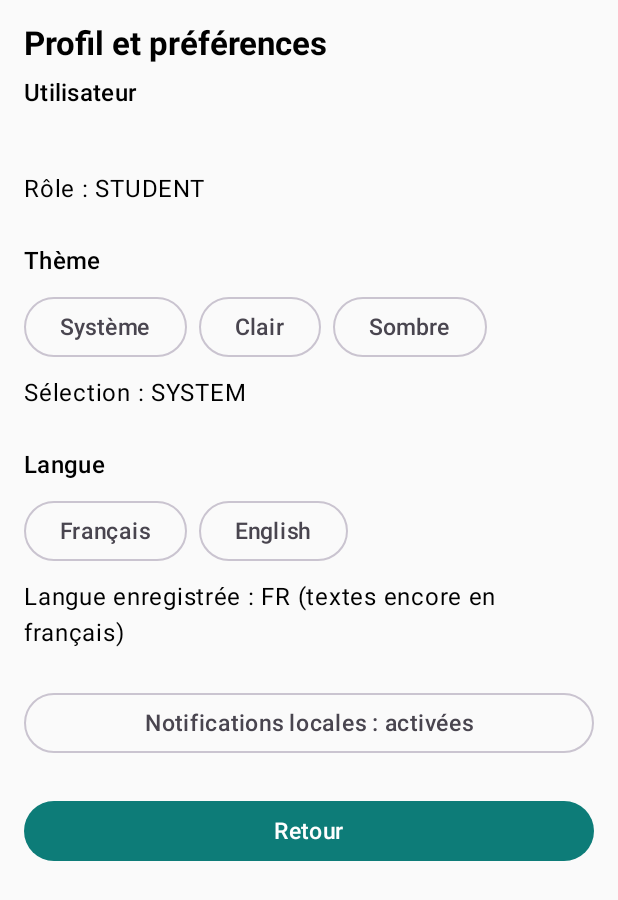
After one commit to oussama-hlali/Projet-integration, an Android app built with Jetpack Compose: the ProfileScreen screen opened through its navigation route, on a phone screen of 412 x 824 dp. The commit adds this screen. Shown: the top 900 px of the screen. Run offline under Robolectric (Android 15) with nearby library versions, the phone set to English and light mode, and no system bars; pictures from the network do not load; 4 statements that could not run were skipped.

Commit message:
mobile: add profile settings and local notifications (part 5)
Add a strict-MVVM profile screen for theme, language and notification preferences. Theme choice applies immediately via a small shared controller. Add a permission-aware local notifier and use it to confirm a published lost-found post. No FCM, keys or background services.

```diff
--- a/android/app/src/main/java/com/smartcampus/mobile/MainActivity.kt
+++ b/android/app/src/main/java/com/smartcampus/mobile/MainActivity.kt
@@ -3,6 +3,10 @@ package com.smartcampus.mobile
 import android.os.Bundle
 import androidx.activity.ComponentActivity
 import androidx.activity.compose.setContent
+import androidx.compose.foundation.isSystemInDarkTheme
+import androidx.compose.runtime.LaunchedEffect
+import androidx.compose.runtime.getValue
+import androidx.lifecycle.compose.collectAsStateWithLifecycle
 import com.smartcampus.mobile.core.navigation.AppNavHost
 import com.smartcampus.mobile.core.ui.theme.SmartCampusTheme
 
@@ -14,7 +18,17 @@ class MainActivity : ComponentActivity() {
         val container = (application as SmartCampusApp).container
 
         setContent {
-            SmartCampusTheme {
+            val themeMode by container.themeController.mode.collectAsStateWithLifecycle()
+            LaunchedEffect(Unit) {
+                container.themeController.load()
+            }
+            val darkTheme = when (themeMode) {
+                "LIGHT" -> false
+                "DARK" -> true
+                else -> isSystemInDarkTheme()
+            }
+
+            SmartCampusTheme(darkTheme = darkTheme) {
                 AppNavHost(container = container)
             }
         }
--- a/android/app/src/main/java/com/smartcampus/mobile/core/datastore/UserPreferences.kt
+++ b/android/app/src/main/java/com/smartcampus/mobile/core/datastore/UserPreferences.kt
@@ -40,6 +40,8 @@ class UserPreferences(private val context: Context) {
 
     suspend fun userEmail(): String? = store.data.first()[USER_EMAIL]
 
+    suspend fun userName(): String? = store.data.first()[USER_NAME]
+
     suspend fun roomsFilter(): String = store.data.first()[LAST_ROOMS_FILTER] ?: ""
 
     suspend fun saveRoomsFilter(value: String) {
@@ -74,4 +76,17 @@ class UserPreferences(private val context: Context) {
     }
 
     suspend fun theme(): String = store.data.first()[THEME_MODE] ?: "SYSTEM"
+
+    suspend fun saveLanguage(value: String) {
+        store.edit { prefs -> prefs[LANGUAGE] = value }
+    }
+
+    suspend fun language(): String = store.data.first()[LANGUAGE] ?: "FR"
+
+    suspend fun saveNotificationsEnabled(value: Boolean) {
+        store.edit { prefs -> prefs[NOTIFICATIONS_ENABLED] = value }
+    }
+
+    suspend fun notificationsEnabled(): Boolean =
+        store.data.first()[NOTIFICATIONS_ENABLED] ?: true
 }
--- a/android/app/src/main/java/com/smartcampus/mobile/core/navigation/AppNavHost.kt
+++ b/android/app/src/main/java/com/smartcampus/mobile/core/navigation/AppNavHost.kt
@@ -39,6 +39,8 @@ import com.smartcampus.mobile.feature.lostfound.LostFoundScreen
 import com.smartcampus.mobile.feature.lostfound.LostFoundViewModel
 import com.smartcampus.mobile.feature.notifications.NotificationsScreen
 import com.smartcampus.mobile.feature.notifications.NotificationsViewModel
+import com.smartcampus.mobile.feature.profile.ProfileScreen
+import com.smartcampus.mobile.feature.profile.ProfileViewModel
 import com.smartcampus.mobile.feature.reservations.ReservationDetailScreen
 import com.smartcampus.mobile.feature.reservations.ReservationDetailViewModel
 import com.smartcampus.mobile.feature.reservations.ReservationNewScreen
@@ -314,5 +316,15 @@ fun AppNavHost(container: AppContainer) {
                 onBack = { navController.popBackStack() },
             )
         }
+
+        composable("profile") {
+            val profileViewModel: ProfileViewModel = viewModel(
+                factory = container.profileViewModelFactory()
+            )
+            ProfileScreen(
+                viewModel = profileViewModel,
+                onBack = { navController.popBackStack() },
+            )
+        }
     }
 }
--- /dev/null
+++ b/android/app/src/main/java/com/smartcampus/mobile/core/ui/theme/ThemeController.kt
@@ -0,0 +1,22 @@
+package com.smartcampus.mobile.core.ui.theme
+
+import com.smartcampus.mobile.core.datastore.UserPreferences
+import kotlinx.coroutines.flow.MutableStateFlow
+import kotlinx.coroutines.flow.StateFlow
+import kotlinx.coroutines.flow.asStateFlow
+
+/** Petit état partagé : le réglage du profil est appliqué immédiatement au thème. */
+class ThemeController(private val prefs: UserPreferences) {
+
+    private val _mode = MutableStateFlow("SYSTEM")
+    val mode: StateFlow<String> = _mode.asStateFlow()
+
+    suspend fun load() {
+        _mode.value = prefs.theme()
+    }
+
+    suspend fun setMode(mode: String) {
+        prefs.saveTheme(mode)
+        _mode.value = mode
+    }
+}
--- a/android/app/src/main/java/com/smartcampus/mobile/di/AppContainer.kt
+++ b/android/app/src/main/java/com/smartcampus/mobile/di/AppContainer.kt
@@ -9,8 +9,10 @@ import com.smartcampus.mobile.core.network.AuthInterceptor
 import com.smartcampus.mobile.core.network.SessionCookieJar
 import com.smartcampus.mobile.core.network.TokenHolder
 import com.smartcampus.mobile.core.repository.SmartCampusRepository
+import com.smartcampus.mobile.core.ui.theme.ThemeController
 import com.smartcampus.mobile.core.util.PhotoEncoder
 import com.smartcampus.mobile.core.util.PhotoFiles
+import com.smartcampus.mobile.core.util.LocalNotifier
 import com.smartcampus.mobile.feature.announcements.AnnouncementDetailViewModel
 import com.smartcampus.mobile.feature.announcements.AnnouncementFormViewModel
 import com.smartcampus.mobile.feature.announcements.AnnouncementsViewModel
@@ -26,6 +28,7 @@ import com.smartcampus.mobile.feature.lostfound.LostFoundDetailViewModel
 import com.smartcampus.mobile.feature.lostfound.LostFoundFormViewModel
 import com.smartcampus.mobile.feature.lostfound.LostFoundViewModel
 import com.smartcampus.mobile.feature.notifications.NotificationsViewModel
+import com.smartcampus.mobile.feature.profile.ProfileViewModel
 import com.smartcampus.mobile.feature.reservations.ReservationDetailViewModel
 import com.smartcampus.mobile.feature.reservations.ReservationNewViewModel
 import com.smartcampus.mobile.feature.reservations.ReservationsViewModel
@@ -67,6 +70,10 @@ class AppContainer(private val context: Context) {
     val photoEncoder = PhotoEncoder(appContext)
 
     val photoFiles = PhotoFiles(appContext)
+
+    val themeController = ThemeController(prefs)
+
+    val localNotifier = LocalNotifier(appContext)
 
     fun authViewModelFactory() = object : ViewModelProvider.Factory {
         @Suppress("UNCHECKED_CAST")
@@ -202,6 +209,7 @@ class AppContainer(private val context: Context) {
                 prefs,
                 photoEncoder,
                 photoFiles,
+                localNotifier,
             ) as T
         }
     }
@@ -212,4 +220,11 @@ class AppContainer(private val context: Context) {
             return LostFoundDetailViewModel(smartCampusRepository, id) as T
         }
     }
+
+    fun profileViewModelFactory() = object : ViewModelProvider.Factory {
+        @Suppress("UNCHECKED_CAST")
+        override fun <T : ViewModel> create(modelClass: Class<T>): T {
+            return ProfileViewModel(prefs, themeController) as T
+        }
+    }
 }
--- a/android/app/src/main/java/com/smartcampus/mobile/feature/home/HomeViewModel.kt
+++ b/android/app/src/main/java/com/smartcampus/mobile/feature/home/HomeViewModel.kt
@@ -78,6 +78,10 @@ class HomeViewModel(
         _state.value = _state.value.copy(navigateTo = "lost_found")
     }
 
+    fun openProfile() {
+        _state.value = _state.value.copy(navigateTo = "profile")
+    }
+
     fun logout() {
         viewModelScope.launch {
             _state.value = _state.value.copy(loading = true)
--- a/android/app/src/main/java/com/smartcampus/mobile/feature/lostfound/LostFoundFormViewModel.kt
+++ b/android/app/src/main/java/com/smartcampus/mobile/feature/lostfound/LostFoundFormViewModel.kt
@@ -7,6 +7,7 @@ import com.smartcampus.mobile.core.datastore.UserPreferences
 import com.smartcampus.mobile.core.repository.SmartCampusRepository
 import com.smartcampus.mobile.core.util.PhotoEncoder
 import com.smartcampus.mobile.core.util.PhotoFiles
+import com.smartcampus.mobile.core.util.LocalNotifier
 import com.smartcampus.mobile.core.util.photoError
 import kotlinx.coroutines.flow.MutableStateFlow
 import kotlinx.coroutines.flow.StateFlow
@@ -18,6 +19,7 @@ class LostFoundFormViewModel(
     private val prefs: UserPreferences,
     private val photoEncoder: PhotoEncoder,
     private val photoFiles: PhotoFiles,
+    private val localNotifier: LocalNotifier,
 ) : ViewModel() {
 
     private val _state = MutableStateFlow(LostFoundFormUiState())
@@ -107,6 +109,9 @@ class LostFoundFormViewModel(
                 current.photoData?.let { body["photoData"] = it }
 
                 repository.createLostFound(body)
+                if (prefs.notificationsEnabled()) {
+                    localNotifier.notify("Annonce publiée", current.title.take(100))
+                }
                 _state.value = _state.value.copy(
                     loading = false,
                     message = "Annonce publiée",
--- /dev/null
+++ b/android/app/src/main/java/com/smartcampus/mobile/feature/profile/ProfileScreen.kt
@@ -0,0 +1,107 @@
+package com.smartcampus.mobile.feature.profile
+
+import android.Manifest
+import android.content.pm.PackageManager
+import android.os.Build
+import androidx.activity.compose.rememberLauncherForActivityResult
+import androidx.activity.result.contract.ActivityResultContracts
+import androidx.compose.foundation.layout.Arrangement
+import androidx.compose.foundation.layout.Column
+import androidx.compose.foundation.layout.Spacer
+import androidx.compose.foundation.layout.fillMaxSize
+import androidx.compose.foundation.layout.fillMaxWidth
+import androidx.compose.foundation.layout.Row
+import androidx.compose.foundation.layout.height
+import androidx.compose.foundation.layout.padding
+import androidx.compose.material3.Button
+import androidx.compose.material3.MaterialTheme
+import androidx.compose.material3.OutlinedButton
+import androidx.compose.material3.Text
+import androidx.compose.runtime.Composable
+import androidx.compose.runtime.getValue
+import androidx.compose.ui.Modifier
+import androidx.compose.ui.platform.LocalContext
+import androidx.compose.ui.unit.dp
+import androidx.core.content.ContextCompat
+import androidx.lifecycle.compose.collectAsStateWithLifecycle
+import com.smartcampus.mobile.core.ui.components.LoadingBox
+
+@Composable
+fun ProfileScreen(
+    viewModel: ProfileViewModel,
+    onBack: () -> Unit,
+) {
+    val state by viewModel.state.collectAsStateWithLifecycle()
+    val context = LocalContext.current
+    val requestNotifications = rememberLauncherForActivityResult(
+        ActivityResultContracts.RequestPermission()
+    ) { granted -> viewModel.setNotificationsEnabled(granted) }
+
+    Column(
+        modifier = Modifier.fillMaxSize().padding(16.dp),
+        verticalArrangement = Arrangement.spacedBy(8.dp),
+    ) {
+        Text("Profil et préférences", style = MaterialTheme.typography.titleLarge)
+
+        if (state.loading) {
+            LoadingBox("Chargement du profil…")
+        } else {
+            Text(state.name.ifBlank { "Utilisateur" }, style = MaterialTheme.typography.titleMedium)
+            Text(state.email)
+            Text("Rôle : ${state.role}")
+
+            Spacer(Modifier.height(8.dp))
+
+            Text("Thème", style = MaterialTheme.typography.titleMedium)
+            Row(horizontalArrangement = Arrangement.spacedBy(8.dp)) {
+                OutlinedButton(onClick = { viewModel.setTheme("SYSTEM") }) { Text("Système") }
+                OutlinedButton(onClick = { viewModel.setTheme("LIGHT") }) { Text("Clair") }
+                OutlinedButton(onClick = { viewModel.setTheme("DARK") }) { Text("Sombre") }
+            }
+            Text("Sélection : ${state.theme}")
+
+            Spacer(Modifier.height(8.dp))
+
+            Text("Langue", style = MaterialTheme.typography.titleMedium)
+            Row(horizontalArrangement = Arrangement.spacedBy(8.dp)) {
+                OutlinedButton(onClick = { viewModel.setLanguage("FR") }) { Text("Français") }
+                OutlinedButton(onClick = { viewModel.setLanguage("EN") }) { Text("English") }
+            }
+            Text("Langue enregistrée : ${state.language} (textes encore en français)")
+
+            Spacer(Modifier.height(8.dp))
+
+            OutlinedButton(
+                onClick = {
+                    if (state.notificationsEnabled) {
+                        viewModel.setNotificationsEnabled(false)
+                    } else if (Build.VERSION.SDK_INT < Build.VERSION_CODES.TIRAMISU ||
+                        ContextCompat.checkSelfPermission(
+                            context,
+                            Manifest.permission.POST_NOTIFICATIONS
+                        ) == PackageManager.PERMISSION_GRANTED
+                    ) {
+                        viewModel.setNotificationsEnabled(true)
+                    } else {
+                        requestNotifications.launch(Manifest.permission.POST_NOTIFICATIONS)
+                    }
+                },
+                modifier = Modifier.fillMaxWidth(),
+            ) {
+                Text(
+                    if (state.notificationsEnabled) {
+                        "Notifications locales : activées"
+                    } else {
+                        "Notifications locales : désactivées"
+                    }
+                )
+            }
+
+            Spacer(Modifier.height(8.dp))
+
+            Button(onClick = onBack, modifier = Modifier.fillMaxWidth()) {
+                Text("Retour")
+            }
+        }
+    }
+}
--- /dev/null
+++ b/android/app/src/main/java/com/smartcampus/mobile/feature/profile/ProfileViewModel.kt
@@ -0,0 +1,74 @@
+package com.smartcampus.mobile.feature.profile
+
+import androidx.lifecycle.ViewModel
+import androidx.lifecycle.viewModelScope
+import com.smartcampus.mobile.core.datastore.UserPreferences
+import com.smartcampus.mobile.core.ui.theme.ThemeController
+import kotlinx.coroutines.flow.MutableStateFlow
+import kotlinx.coroutines.flow.StateFlow
+import kotlinx.coroutines.flow.asStateFlow
+import kotlinx.coroutines.launch
+
+data class ProfileUiState(
+    val name: String = "",
+    val email: String = "",
+    val role: String = "",
+    val theme: String = "SYSTEM",
+    val language: String = "FR",
+    val notificationsEnabled: Boolean = true,
+    val loading: Boolean = true,
+)
+
+/** Profil et préférences : toute écriture DataStore passe par ce ViewModel. */
+class ProfileViewModel(
+    private val prefs: UserPreferences,
+    private val themeController: ThemeController,
+) : ViewModel() {
+
+    private val _state = MutableStateFlow(ProfileUiState())
+    val state: StateFlow<ProfileUiState> = _state.asStateFlow()
+
+    init {
+        refresh()
+    }
+
+    fun refresh() {
+        viewModelScope.launch {
+            _state.value = _state.value.copy(loading = true)
+            val theme = prefs.theme()
+            themeController.load()
+            _state.value = _state.value.copy(
+                name = prefs.userName().orEmpty(),
+                email = prefs.userEmail().orEmpty(),
+                role = prefs.role(),
+                theme = theme,
+                language = prefs.language(),
+                notificationsEnabled = prefs.notificationsEnabled(),
+                loading = false,
+            )
+        }
+    }
+
+    fun setTheme(mode: String) {
+        if (mode !in listOf("SYSTEM", "LIGHT", "DARK")) return
+        viewModelScope.launch {
+            themeController.setMode(mode)
+            _state.value = _state.value.copy(theme = mode)
+        }
+    }
+
+    fun setLanguage(value: String) {
+        if (value !in listOf("FR", "EN")) return
+        viewModelScope.launch {
+            prefs.saveLanguage(value)
+            _state.value = _state.value.copy(language = value)
+        }
+    }
+
+    fun setNotificationsEnabled(value: Boolean) {
+        viewModelScope.launch {
+            prefs.saveNotificationsEnabled(value)
+            _state.value = _state.value.copy(notificationsEnabled = value)
+        }
+    }
+}
```
Also changed, not shown: android/app/src/main/java/com/smartcampus/mobile/core/util/LocalNotifier.kt (added, +51 -0 lines), android/app/src/main/java/com/smartcampus/mobile/feature/home/HomeScreen.kt (+9 -0 lines).
